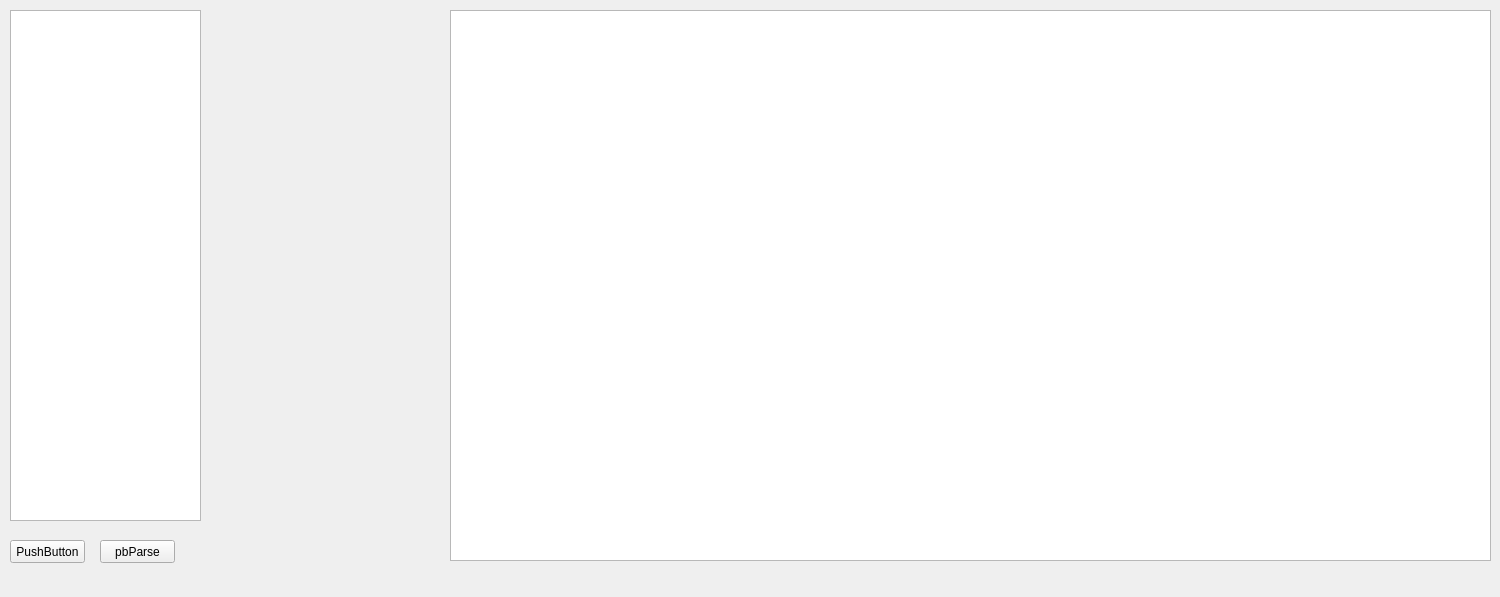
This is mainwindow.ui in RomaDevelop/SeteParser as Qt 5 draws it before an edit. The edited form follows.
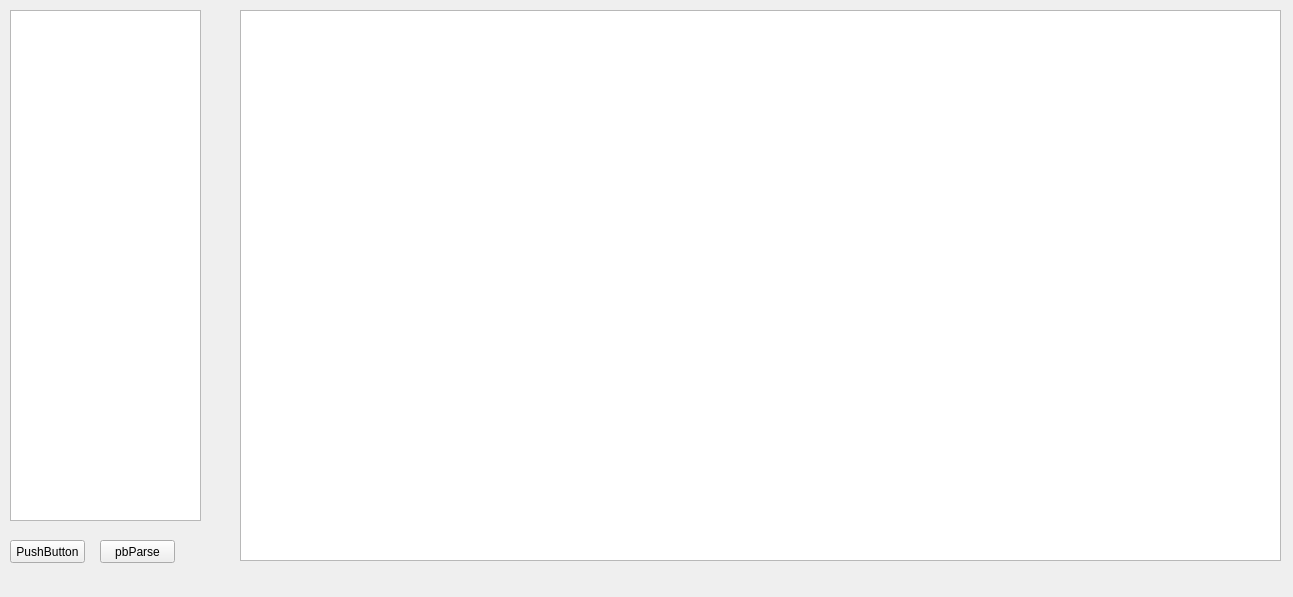
This is the edited form.

```diff
--- a/mainwindow.ui
+++ b/mainwindow.ui
@@ -6,7 +6,7 @@
    <rect>
     <x>0</x>
     <y>0</y>
-    <width>1500</width>
+    <width>1293</width>
     <height>597</height>
    </rect>
   </property>
@@ -27,7 +27,7 @@
    <widget class="QPlainTextEdit" name="plainTextEdit">
     <property name="geometry">
      <rect>
-      <x>450</x>
+      <x>240</x>
       <y>10</y>
       <width>1041</width>
       <height>551</height>
@@ -47,7 +47,7 @@
      <rect>
       <x>210</x>
       <y>10</y>
-      <width>231</width>
+      <width>21</width>
       <height>551</height>
      </rect>
     </property>
```
Left out of the diff: 4 changed lines with no effect on the pictures.
